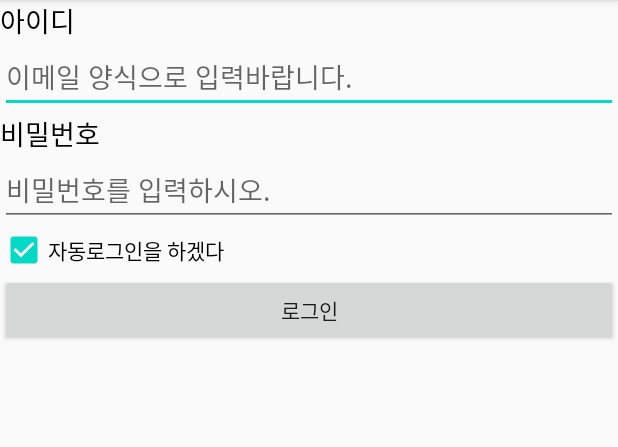
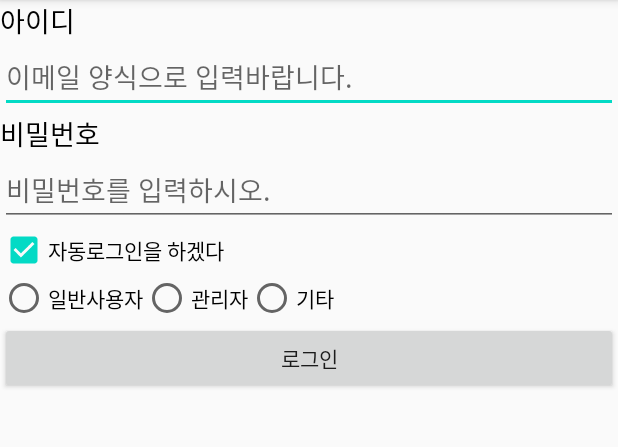
Before and after one commit to yhwba/UIPractice_20200520, an Android app: the screen it shows after launch (MainActivity), on a phone screen of 412 x 824 dp, the part 84-531 px from its top. Run offline under Robolectric (Android 15) with nearby library versions, the phone set to English and light mode, and no system bars.

Commit message:
RaidoButton 실습

```diff
--- a/app/src/main/res/layout/activity_main.xml
+++ b/app/src/main/res/layout/activity_main.xml
@@ -39,6 +39,24 @@
         android:text="자동로그인을 하겠다"
         android:checked="true"/>
 
+    <RadioGroup
+        android:layout_width="match_parent"
+        android:layout_height="wrap_content"
+        android:orientation="horizontal"
+        >
+        <RadioButton
+            android:layout_width="wrap_content"
+            android:layout_height="wrap_content"
+            android:text="일반사용자"/>
+        <RadioButton
+            android:layout_width="wrap_content"
+            android:layout_height="wrap_content"
+            android:text="관리자"/>
+        <RadioButton
+            android:layout_width="wrap_content"
+            android:layout_height="wrap_content"
+            android:text="기타"/>
+    </RadioGroup>
     <Button
         android:layout_width="match_parent"
         android:layout_height="wrap_content"
```
